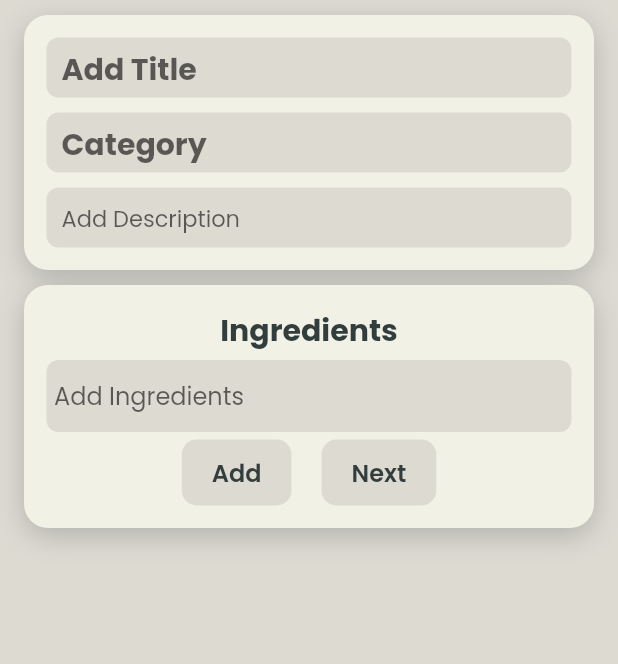
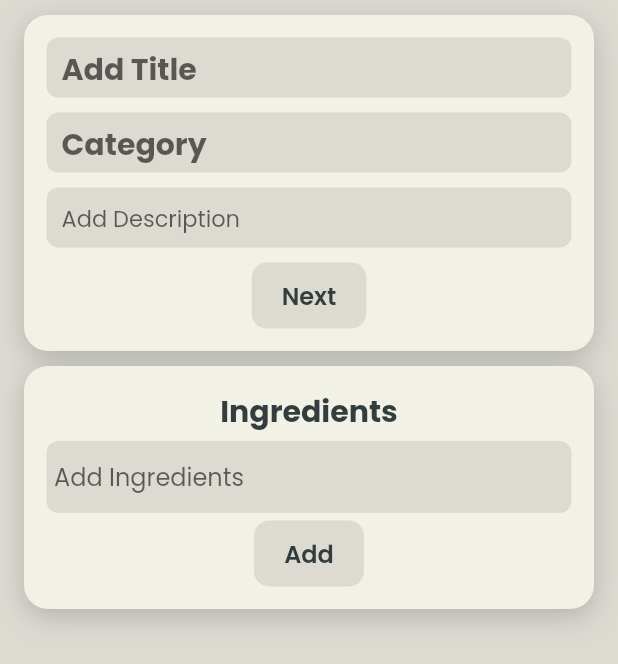
Before and after one commit to clarence00/letmecook, a Flutter app: the PostPage screen opened directly, on a phone screen of 412 x 824 dp. Shown: the top 664 px of the screen. Run offline on Flutter 3.47's test engine with Material 2 defaults, Android fonts, the phone set to English and light mode, and no system bars; our stand-ins replace cloud_firestore, file_picker, firebase_auth, firebase_core, firebase_storage, flutter_animate and 4 more; missing offline and left inert: image_picker_web; accounts and stored records are empty; network calls fail.

Commit message:
changed next button's position

```diff
--- a/lib/pages/post_page.dart
+++ b/lib/pages/post_page.dart
@@ -79,11 +79,28 @@ class _PostPageState extends State<PostPage> {
                           weight: FontWeight.w400,
                           size: 15,
                           hintText: 'Add Description'),
+                    ),
+                    GestureDetector(
+                      child: Container(
+                        margin: const EdgeInsets.only(top: 10),
+                        padding: const EdgeInsets.symmetric(
+                            horizontal: 20, vertical: 10),
+                        decoration: BoxDecoration(
+                          color: AppColors.background,
+                          borderRadius: BorderRadius.circular(10),
+                        ),
+                        child: const StyledText(
+                          text: 'Next',
+                          size: 16,
+                          weight: FontWeight.w600,
+                          color: AppColors.dark,
+                        ),
+                      ),
                     )
                   ],
                 ),
               ),
-              // Ingredients Div --------------------------------------------------------
+              // Ingredients Div -------------------------------------------------------
               Container(
                 margin:
                     const EdgeInsets.symmetric(horizontal: 16, vertical: 10),
@@ -198,25 +215,6 @@ class _PostPageState extends State<PostPage> {
                             ),
                           ),
                         ),
-                        const SizedBox(
-                          width: 20,
-                        ),
-                        GestureDetector(
-                          child: Container(
-                            padding: const EdgeInsets.symmetric(
-                                horizontal: 20, vertical: 10),
-                            decoration: BoxDecoration(
-                              color: AppColors.background,
-                              borderRadius: BorderRadius.circular(10),
-                            ),
-                            child: const StyledText(
-                              text: 'Next',
-                              size: 16,
-                              weight: FontWeight.w600,
-                              color: AppColors.dark,
-                            ),
-                          ),
-                        )
                       ],
                     )
                   ],
```
